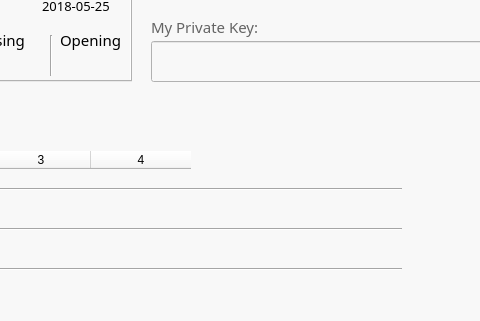
The window that Mainform_QT.ui (sleewa/WaltonWallet_Mac) describes before a commit, drawn with Qt 5; both pictures show x 399 to 879 and y 229 to 550 of the 1030 by 550 pixel window.
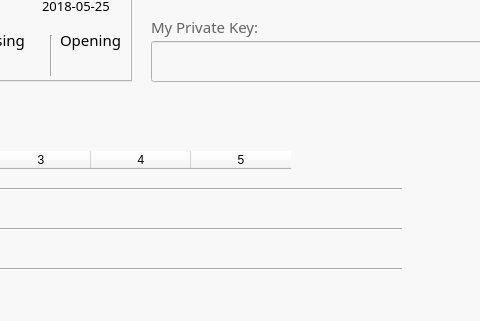
The same window after the commit. Icons and pictures are not drawn.

```diff
--- a/Mainform_QT.ui
+++ b/Mainform_QT.ui
@@ -2255,6 +2255,11 @@
          <string>4</string>
         </property>
        </column>
+       <column>
+        <property name="text">
+         <string>5</string>
+        </property>
+       </column>
       </widget>
       <widget class="Line" name="line_18">
        <property name="geometry">
```
